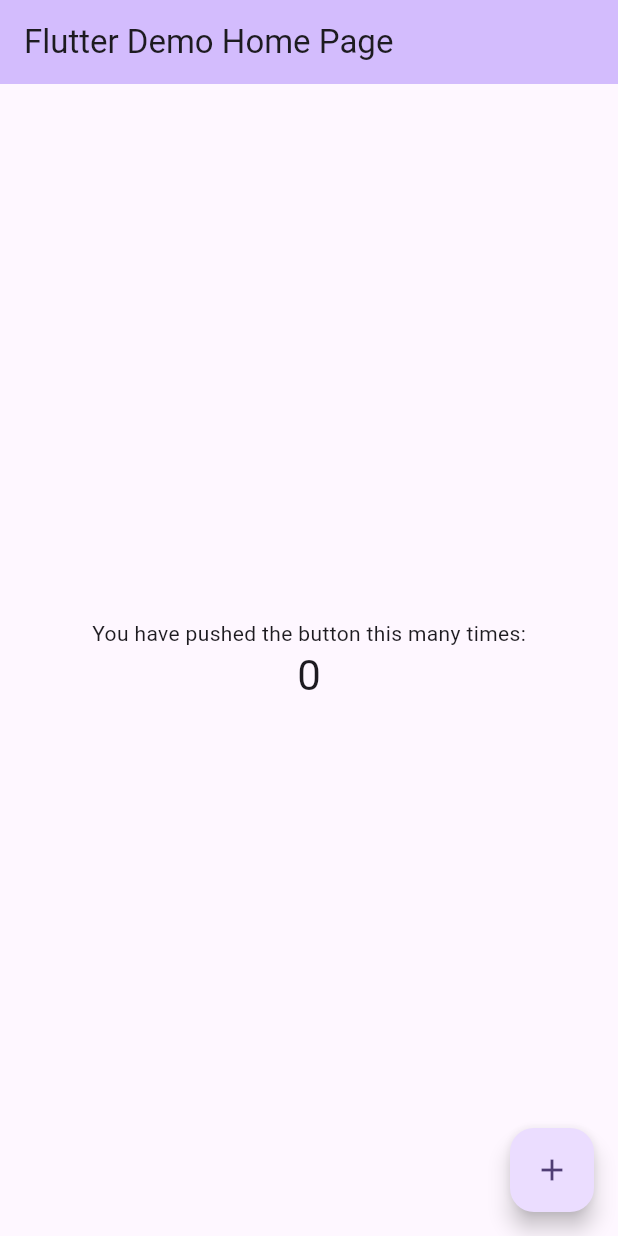
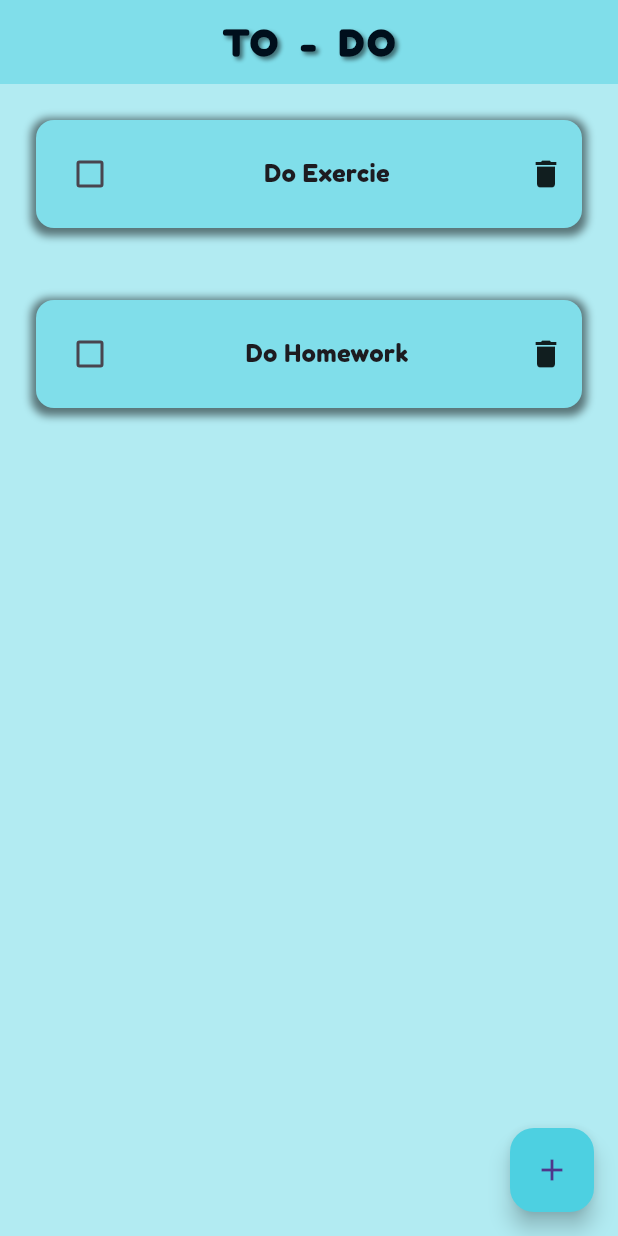
Before and after one commit to sourabhpramod/ToDo-App-Flutter, a Flutter app: the screen it shows after launch, on a phone screen of 412 x 824 dp. Run offline on Flutter 3.47's test engine with Material 3 defaults, Android fonts, the phone set to English and light mode, and no system bars; our stand-ins replace hive_flutter; accounts and stored records are empty.

Commit message:
ToDo App complete with all required functionalities, adding tasks, deleting them, and a local database is setup

```diff
--- /dev/null
+++ b/todolist/lib/data/database.dart
@@ -0,0 +1,22 @@
+import 'package:hive_flutter/hive_flutter.dart';
+
+class ToDoDataBase {
+  List toDoList = [];
+
+  final _myBox = Hive.box('myBox');
+
+  void createInitialData() {
+    toDoList = [
+      ["Do Exercie", false],
+      ["Do Homework", false],
+    ];
+  }
+
+  void LoadData() {
+    toDoList = _myBox.get("TODOLIST");
+  }
+
+  void UpdateDataBase() {
+    _myBox.put("TODOLIST", toDoList);
+  }
+}
--- a/todolist/lib/main.dart
+++ b/todolist/lib/main.dart
@@ -1,125 +1,24 @@
 import 'package:flutter/material.dart';
+import 'package:todolist/pages/todo_page.dart';
+import 'package:hive_flutter/hive_flutter.dart';
 
-void main() {
+void main() async {
+  await Hive.initFlutter();
+
+  var box = await Hive.openBox('myBox');
+
   runApp(const MyApp());
 }
 
 class MyApp extends StatelessWidget {
   const MyApp({super.key});
 
-  // This widget is the root of your application.
   @override
   Widget build(BuildContext context) {
     return MaterialApp(
-      title: 'Flutter Demo',
-      theme: ThemeData(
-        // This is the theme of your application.
-        //
-        // TRY THIS: Try running your application with "flutter run". You'll see
-        // the application has a purple toolbar. Then, without quitting the app,
-        // try changing the seedColor in the colorScheme below to Colors.green
-        // and then invoke "hot reload" (save your changes or press the "hot
-        // reload" button in a Flutter-supported IDE, or press "r" if you used
-        // the command line to start the app).
-        //
-        // Notice that the counter didn't reset back to zero; the application
-        // state is not lost during the reload. To reset the state, use hot
-        // restart instead.
-        //
-        // This works for code too, not just values: Most code changes can be
-        // tested with just a hot reload.
-        colorScheme: ColorScheme.fromSeed(seedColor: Colors.deepPurple),
-        useMaterial3: true,
-      ),
-      home: const MyHomePage(title: 'Flutter Demo Home Page'),
+      debugShowCheckedModeBanner: false,
+      home: HomePage(),
+      theme: ThemeData(primarySwatch: Colors.cyan),
     );
   }
 }
-
-class MyHomePage extends StatefulWidget {
-  const MyHomePage({super.key, required this.title});
-
-  // This widget is the home page of your application. It is stateful, meaning
-  // that it has a State object (defined below) that contains fields that affect
-  // how it looks.
-
-  // This class is the configuration for the state. It holds the values (in this
-  // case the title) provided by the parent (in this case the App widget) and
-  // used by the build method of the State. Fields in a Widget subclass are
-  // always marked "final".
-
-  final String title;
-
-  @override
-  State<MyHomePage> createState() => _MyHomePageState();
-}
-
-class _MyHomePageState extends State<MyHomePage> {
-  int _counter = 0;
-
-  void _incrementCounter() {
-    setState(() {
-      // This call to setState tells the Flutter framework that something has
-      // changed in this State, which causes it to rerun the build method below
-      // so that the display can reflect the updated values. If we changed
-      // _counter without calling setState(), then the build method would not be
-      // called again, and so nothing would appear to happen.
-      _counter++;
-    });
-  }
-
-  @override
-  Widget build(BuildContext context) {
-    // This method is rerun every time setState is called, for instance as done
-    // by the _incrementCounter method above.
-    //
-    // The Flutter framework has been optimized to make rerunning build methods
-    // fast, so that you can just rebuild anything that needs updating rather
-    // than having to individually change instances of widgets.
-    return Scaffold(
-      appBar: AppBar(
-        // TRY THIS: Try changing the color here to a specific color (to
-        // Colors.amber, perhaps?) and trigger a hot reload to see the AppBar
-        // change color while the other colors stay the same.
-        backgroundColor: Theme.of(context).colorScheme.inversePrimary,
-        // Here we take the value from the MyHomePage object that was created by
-        // the App.build method, and use it to set our appbar title.
-        title: Text(widget.title),
-      ),
-      body: Center(
-        // Center is a layout widget. It takes a single child and positions it
-        // in the middle of the parent.
-        child: Column(
-          // Column is also a layout widget. It takes a list of children and
-          // arranges them vertically. By default, it sizes itself to fit its
-          // children horizontally, and tries to be as tall as its parent.
-          //
-          // Column has various properties to control how it sizes itself and
-          // how it positions its children. Here we use mainAxisAlignment to
-          // center the children vertically; the main axis here is the vertical
-          // axis because Columns are vertical (the cross axis would be
-          // horizontal).
-          //
-          // TRY THIS: Invoke "debug painting" (choose the "Toggle Debug Paint"
-          // action in the IDE, or press "p" in the console), to see the
-          // wireframe for each widget.
-          mainAxisAlignment: MainAxisAlignment.center,
-          children: <Widget>[
-            const Text(
-              'You have pushed the button this many times:',
-            ),
-            Text(
-              '$_counter',
-              style: Theme.of(context).textTheme.headlineMedium,
-            ),
-          ],
-        ),
-      ),
-      floatingActionButton: FloatingActionButton(
-        onPressed: _incrementCounter,
-        tooltip: 'Increment',
-        child: const Icon(Icons.add),
-      ), // This trailing comma makes auto-formatting nicer for build methods.
-    );
-  }
-}
--- /dev/null
+++ b/todolist/lib/pages/todo_page.dart
@@ -0,0 +1,109 @@
+import 'package:flutter/material.dart';
+import 'package:hive_flutter/hive_flutter.dart';
+import 'package:todolist/data/database.dart';
+import 'package:todolist/util/dialog_box.dart';
+import 'package:todolist/util/todo_tile.dart';
+
+class HomePage extends StatefulWidget {
+  const HomePage({super.key});
+
+  @override
+  State<HomePage> createState() => _HomePageState();
+}
+
+class _HomePageState extends State<HomePage> {
+  final _myBox = Hive.box('myBox');
+  ToDoDataBase db = ToDoDataBase();
+
+  void initState() {
+    if (_myBox.get("TODOLIST") == null) {
+      db.createInitialData();
+    } else {
+      db.LoadData();
+    }
+    super.initState();
+  }
+
+  final _controller = TextEditingController();
+
+  void checkboxchanged(bool? value, int index) {
+    setState(() {
+      db.toDoList[index][1] = value ?? false;
+    });
+    db.UpdateDataBase();
+  }
+
+  void deleteFunc(int index) {
+    setState(() {
+      db.toDoList.removeAt(index);
+    });
+    db.UpdateDataBase();
+  }
+
+  void saveNewTask() {
+    setState(() {
+      db.toDoList.add([_controller.text, false]);
+      _controller.clear();
+    });
+    Navigator.of(context).pop();
+    db.UpdateDataBase();
+  }
+
+  void createNewTask() {
+    showDialog(
+      context: context,
+      builder: (context) {
+        return DialogBox(
+          controller: _controller,
+          onsave: saveNewTask,
+          oncancel: () => Navigator.of(context).pop(),
+        );
+      },
+    );
+  }
+
+  @override
+  Widget build(BuildContext context) {
+    return Scaffold(
+      appBar: AppBar(
+        backgroundColor: Colors.cyan[200],
+        centerTitle: true,
+        title: Text(
+          "TO - DO",
+          style: TextStyle(
+            color: const Color.fromARGB(255, 0, 15, 28),
+            fontFamily: 'FredokaOne',
+            fontSize: 24.0,
+            fontWeight: FontWeight.bold,
+            letterSpacing: 2.0,
+            wordSpacing: 5.0,
+            shadows: [
+              Shadow(
+                offset: Offset(2.0, 2.0),
+                blurRadius: 3.0,
+                color: Colors.black.withOpacity(0.5),
+              ),
+            ],
+          ),
+        ),
+      ),
+      floatingActionButton: FloatingActionButton(
+        onPressed: createNewTask,
+        child: Icon(Icons.add),
+        backgroundColor: Colors.cyan[300],
+      ),
+      backgroundColor: Colors.cyan[100],
+      body: ListView.builder(
+        itemCount: db.toDoList.length,
+        itemBuilder: (context, index) {
+          return ToDoTile(
+            taskName: db.toDoList[index][0],
+            taskCompleted: db.toDoList[index][1],
+            onChanged: (value) => checkboxchanged(value, index),
+            onDelete: () => deleteFunc(index), // Pass the delete function
+          );
+        },
+      ),
+    );
+  }
+}
--- /dev/null
+++ b/todolist/lib/util/todo_tile.dart
@@ -0,0 +1,62 @@
+import 'package:flutter/material.dart';
+
+class ToDoTile extends StatelessWidget {
+  final String taskName;
+  final bool taskCompleted;
+  final Function(bool?)? onChanged;
+  final VoidCallback onDelete;
+
+  ToDoTile({
+    super.key,
+    required this.taskName,
+    required this.taskCompleted,
+    required this.onChanged,
+    required this.onDelete,
+  });
+
+  @override
+  Widget build(BuildContext context) {
+    return Padding(
+      padding: const EdgeInsets.all(24),
+      child: Container(
+        padding: EdgeInsets.all(12),
+        child: Row(
+          mainAxisAlignment: MainAxisAlignment.spaceBetween,
+          children: [
+            Checkbox(
+              value: taskCompleted,
+              onChanged: onChanged,
+              activeColor: Colors.black,
+            ),
+            Text(
+              taskName,
+              style: TextStyle(
+                decoration: taskCompleted
+                    ? TextDecoration.lineThrough
+                    : TextDecoration.none,
+                fontSize: 16,
+                fontFamily: 'FredokaOne',
+              ),
+            ),
+            GestureDetector(
+              onTap: onDelete, // Call the onDelete function
+              child: Icon(Icons.delete),
+            )
+          ],
+        ),
+        decoration: BoxDecoration(
+          color: Colors.cyan[200],
+          borderRadius: BorderRadius.circular(12),
+          boxShadow: [
+            BoxShadow(
+              color: Colors.black.withOpacity(0.5), // Shadow color
+              spreadRadius: 3, // Spread radius
+              blurRadius: 4, // Blur radius
+              offset: Offset(0, 2), // Shadow offset
+            ),
+          ],
+        ),
+      ),
+    );
+  }
+}
```
Also changed, not shown: todolist/lib/util/dialog_box.dart (added, +56 -0 lines), todolist/lib/util/mybutton.dart (added, +18 -0 lines), todolist/pubspec.yaml (+9 -56 lines), todolist/assets/fonts/FredokaOne-Regular.ttf (added), todolist/pubspec.lock, 1 other file.
